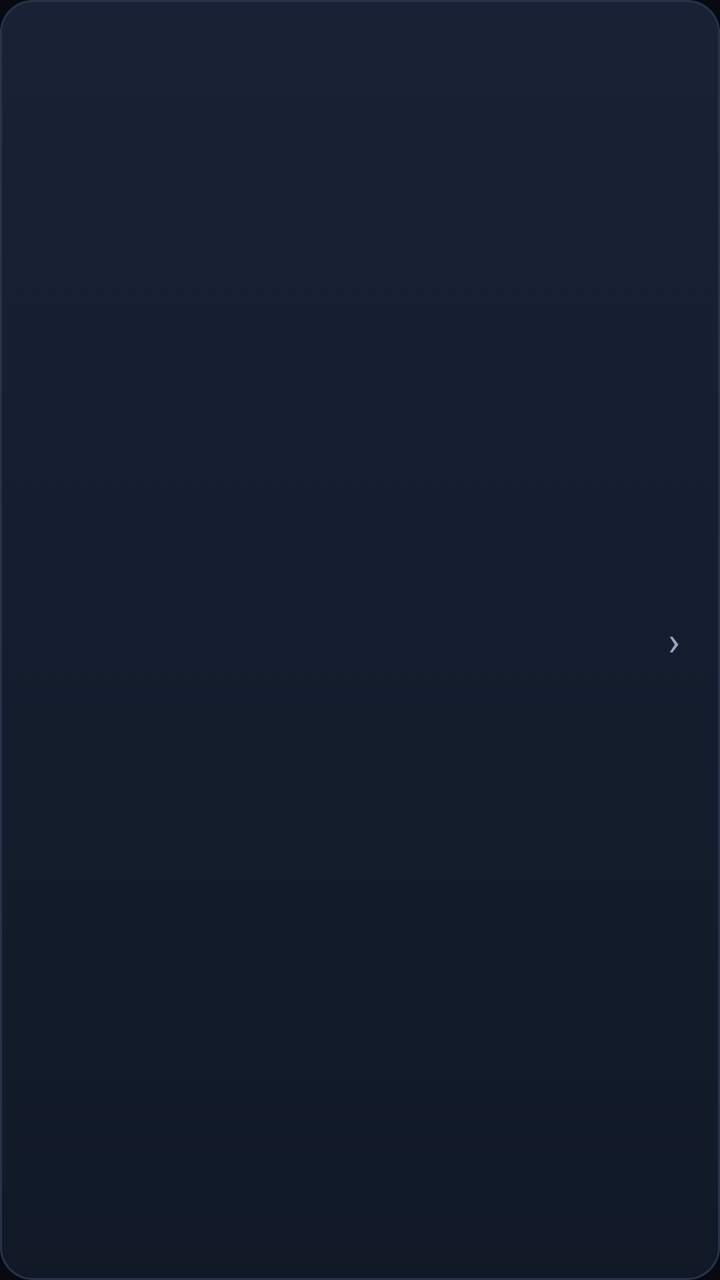
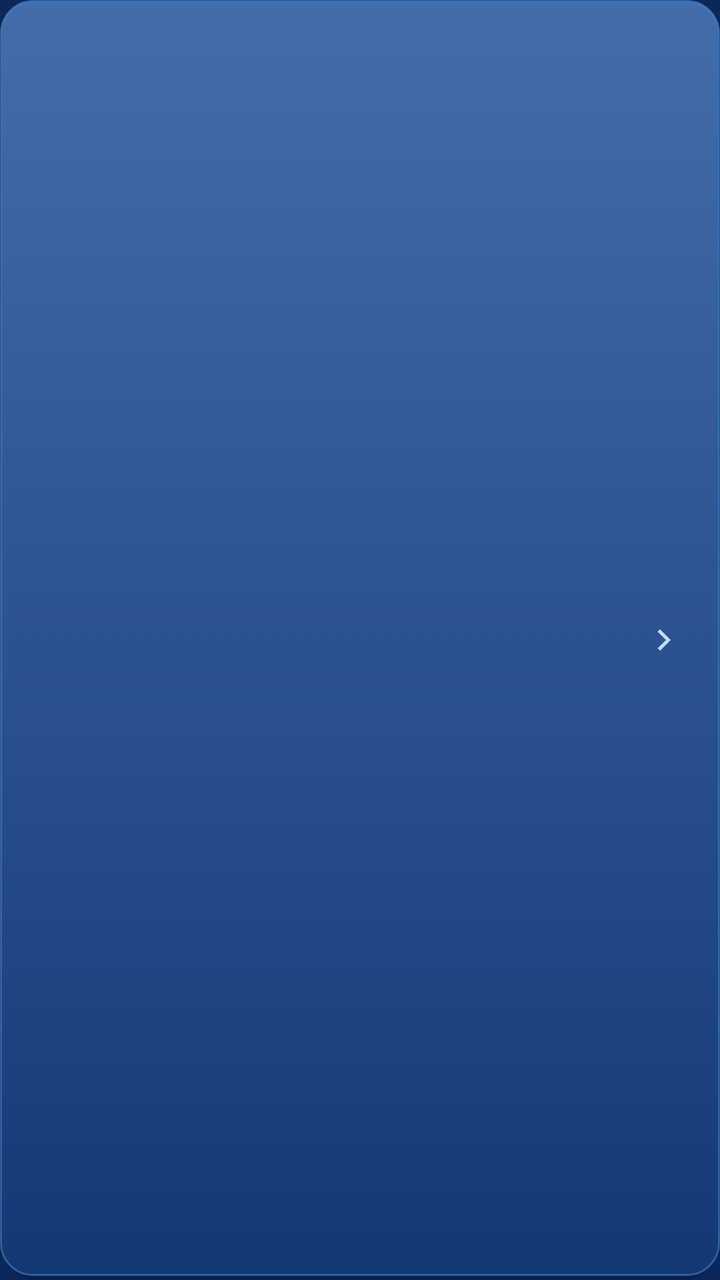

Before-and-after screenshots of an Android layout around one commit, followed by the original layout XML and the change that was made.
<!-- AndroidManifest.xml: application theme Theme.TvIptv -->
<!-- res/layout/item_setting_row.xml -->
<?xml version="1.0" encoding="utf-8"?>
<LinearLayout xmlns:android="http://schemas.android.com/apk/res/android"
    android:layout_width="match_parent"
    android:layout_height="wrap_content"
    android:layout_marginBottom="10dp"
    android:background="@drawable/bg_setting_row"
    android:clickable="true"
    android:focusable="true"
    android:gravity="center_vertical"
    android:orientation="horizontal"
    android:paddingStart="20dp"
    android:paddingTop="14dp"
    android:paddingEnd="20dp"
    android:paddingBottom="14dp">

    <LinearLayout
        android:layout_width="0dp"
        android:layout_height="wrap_content"
        android:layout_weight="1"
        android:orientation="vertical">

        <TextView
            android:id="@+id/settingTitle"
            android:layout_width="wrap_content"
            android:layout_height="wrap_content"
            android:textColor="@color/text_primary"
            android:textSize="15sp"
            android:textStyle="bold" />

        <TextView
            android:id="@+id/settingDesc"
            android:layout_width="match_parent"
            android:layout_height="wrap_content"
            android:layout_marginTop="4dp"
            android:textColor="@color/text_secondary"
            android:textSize="11sp" />
    </LinearLayout>

    <TextView
        android:id="@+id/settingValue"
        android:layout_width="wrap_content"
        android:layout_height="wrap_content"
        android:layout_marginStart="16dp"
        android:ellipsize="end"
        android:gravity="end"
        android:maxWidth="360dp"
        android:maxLines="1"
        android:textColor="#AFCBFF"
        android:textSize="14sp"
        android:textStyle="bold" />

    <TextView
        android:layout_width="wrap_content"
        android:layout_height="wrap_content"
        android:layout_marginStart="10dp"
        android:text="›"
        android:textColor="@color/text_secondary"
        android:textSize="20sp" />

</LinearLayout>
<!-- resources referenced by this layout -->
<resources>
  <color name="text_primary">#F2F6FF</color>
  <color name="text_secondary">#96A5BF</color>
  <!-- drawable bg_setting_row (drawable) -->
  <?xml version="1.0" encoding="utf-8"?>
  <selector xmlns:android="http://schemas.android.com/apk/res/android">
      <item android:state_focused="true">
          <shape android:shape="rectangle">
              <gradient
                  android:angle="270"
                  android:endColor="#1B2A45"
                  android:startColor="#263C63" />
              <stroke android:width="2dp" android:color="#8FB2FF" />
              <corners android:radius="16dp" />
          </shape>
      </item>
      <item android:state_pressed="true">
          <shape android:shape="rectangle">
              <solid android:color="#203354" />
              <stroke android:width="1dp" android:color="@color/accent" />
              <corners android:radius="16dp" />
          </shape>
      </item>
      <item>
          <shape android:shape="rectangle">
              <gradient
                  android:angle="270"
                  android:endColor="#111927"
                  android:startColor="#182234" />
              <stroke android:width="1dp" android:color="#26334A" />
              <corners android:radius="16dp" />
          </shape>
      </item>
  </selector>
  <color name="accent">#5B8DFF</color>
  <color name="bg">#070A11</color>
  <color name="text_muted">#6D7C96</color>
  <!-- drawable bg_overlay (drawable) -->
  <?xml version="1.0" encoding="utf-8"?>
  <shape xmlns:android="http://schemas.android.com/apk/res/android"
      android:shape="rectangle">
      <gradient
          android:angle="270"
          android:endColor="#E00A1020"
          android:startColor="#E61B2740"
          android:type="linear" />
      <stroke
          android:width="1dp"
          android:color="#3D5B8DFF" />
      <corners android:radius="20dp" />
  </shape>
  <!-- unchanged entries left out for length: 2 -->
</resources>

<!-- the commit's change to res/layout/item_setting_row.xml (unified diff, before → after) -->
@@ -49,12 +49,12 @@
         android:textSize="14sp"
         android:textStyle="bold" />
 
-    <TextView
-        android:layout_width="wrap_content"
-        android:layout_height="wrap_content"
+    
+    <ImageView
+        android:layout_width="16dp"
+        android:layout_height="16dp"
         android:layout_marginStart="10dp"
-        android:text="›"
-        android:textColor="@color/text_secondary"
-        android:textSize="20sp" />
+        android:contentDescription="进入"
+        android:src="@drawable/ic_flat_chevron" />
 
 </LinearLayout>
<!-- resource entries referenced after the edit -->
@@ -1,55 +1,172 @@
 <!-- resources referenced by this layout -->
 <resources>
-  <color name="text_primary">#F2F6FF</color>
-  <color name="text_secondary">#96A5BF</color>
+  <color name="text_primary">#F2F7FF</color>
+  <color name="text_secondary">#AFC6E8</color>
   <!-- drawable bg_setting_row (drawable) -->
   <?xml version="1.0" encoding="utf-8"?>
   <selector xmlns:android="http://schemas.android.com/apk/res/android">
-      <item android:state_focused="true">
+      <item android:drawable="@drawable/bg_neu_focused" android:state_focused="true" />
+      <item android:drawable="@drawable/bg_neu_pressed" android:state_pressed="true" />
+      <item android:drawable="@drawable/bg_neu_raised" />
+  </selector>
+  <!-- drawable ic_flat_chevron (drawable) -->
+  <?xml version="1.0" encoding="utf-8"?>
+  <vector xmlns:android="http://schemas.android.com/apk/res/android"
+      android:width="24dp"
+      android:height="24dp"
+      android:viewportWidth="24"
+      android:viewportHeight="24">
+      <path
+          android:fillColor="@color/icon_flat"
+          android:pathData="M9,4 L17,12 L9,20 L7.2,18.2 L13.4,12 L7.2,5.8 Z" />
+  </vector>
+  <!-- drawable bg_neu_focused (drawable) -->
+  <?xml version="1.0" encoding="utf-8"?>
+  <layer-list xmlns:android="http://schemas.android.com/apk/res/android">
+      <item android:left="1dp" android:top="2dp" android:right="1dp">
+          <shape android:shape="rectangle">
+              <solid android:color="@color/neu_shadow" />
+              <corners android:radius="17dp" />
+          </shape>
+      </item>
+      <item android:bottom="2dp">
           <shape android:shape="rectangle">
               <gradient
                   android:angle="270"
-                  android:endColor="#1B2A45"
-                  android:startColor="#263C63" />
-              <stroke android:width="2dp" android:color="#8FB2FF" />
+                  android:endColor="#D91E4C96"
+                  android:startColor="#F03A78D0"
+                  android:type="linear" />
+              <stroke android:width="2dp" android:color="@color/neu_stroke_focus" />
               <corners android:radius="16dp" />
           </shape>
       </item>
-      <item android:state_pressed="true">
+      <item
+          android:bottom="4dp"
+          android:left="2dp"
+          android:right="2dp"
+          android:top="2dp">
           <shape android:shape="rectangle">
-              <solid android:color="#203354" />
-              <stroke android:width="1dp" android:color="@color/accent" />
-              <corners android:radius="16dp" />
+              <gradient
+                  android:angle="270"
+                  android:endColor="#00FFFFFF"
+                  android:startColor="#30FFFFFF"
+                  android:type="linear" />
+              <corners android:radius="14dp" />
           </shape>
       </item>
+  </layer-list>
+  <!-- drawable bg_neu_pressed (drawable) -->
+  <?xml version="1.0" encoding="utf-8"?>
+  <layer-list xmlns:android="http://schemas.android.com/apk/res/android">
       <item>
           <shape android:shape="rectangle">
               <gradient
                   android:angle="270"
-                  android:endColor="#111927"
-                  android:startColor="#182234" />
-              <stroke android:width="1dp" android:color="#26334A" />
+                  android:endColor="#C6143876"
+                  android:startColor="#C60C2C5C"
+                  android:type="linear" />
+              <stroke android:width="1dp" android:color="#335FA8D8" />
               <corners android:radius="16dp" />
           </shape>
       </item>
-  </selector>
-  <color name="accent">#5B8DFF</color>
-  <color name="bg">#070A11</color>
-  <color name="text_muted">#6D7C96</color>
+      <item android:bottom="2dp" android:left="1dp" android:right="1dp" android:top="2dp">
+          <shape android:shape="rectangle">
+              <gradient
+                  android:angle="270"
+                  android:endColor="#0C8FB2FF"
+                  android:startColor="#33000F2C"
+                  android:type="linear" />
+              <corners android:radius="14dp" />
+          </shape>
+      </item>
+  </layer-list>
+  <!-- drawable bg_neu_raised (drawable) -->
+  <?xml version="1.0" encoding="utf-8"?>
+  <layer-list xmlns:android="http://schemas.android.com/apk/res/android">
+      <item android:left="1dp" android:top="2dp" android:right="1dp">
+          <shape android:shape="rectangle">
+              <solid android:color="@color/neu_shadow" />
+              <corners android:radius="17dp" />
+          </shape>
+      </item>
+      <item android:bottom="2dp">
+          <shape android:shape="rectangle">
+              <gradient
+                  android:angle="270"
+                  android:endColor="@color/neu_face_bottom"
+                  android:startColor="@color/neu_face_top"
+                  android:type="linear" />
+              <stroke android:width="1dp" android:color="@color/neu_stroke" />
+              <corners android:radius="16dp" />
+          </shape>
+      </item>
+      <item
+          android:bottom="3dp"
+          android:left="1dp"
+          android:right="1dp"
+          android:top="1dp">
+          <shape android:shape="rectangle">
+              <gradient
+                  android:angle="270"
+                  android:endColor="#00FFFFFF"
+                  android:startColor="@color/neu_highlight"
+                  android:type="linear" />
+              <corners android:radius="15dp" />
+          </shape>
+      </item>
+  </layer-list>
+  <color name="icon_flat">#C6D9F5</color>
+  <color name="accent">#5B9BFF</color>
+  <color name="bg">#0B2658</color>
+  <color name="text_muted">#8AA7D2</color>
+  <color name="neu_shadow">#40000F2C</color>
+  <color name="neu_stroke_focus">#CC9FC8FF</color>
+  <color name="neu_face_bottom">#D0163E7E</color>
+  <color name="neu_face_top">#E62C5EA8</color>
+  <color name="neu_stroke">#6659A6F0</color>
+  <color name="neu_highlight">#1FFFFFFF</color>
   <!-- drawable bg_overlay (drawable) -->
   <?xml version="1.0" encoding="utf-8"?>
-  <shape xmlns:android="http://schemas.android.com/apk/res/android"
-      android:shape="rectangle">
-      <gradient
-          android:angle="270"
-          android:endColor="#E00A1020"
-          android:startColor="#E61B2740"
-          android:type="linear" />
-      <stroke
-          android:width="1dp"
-          android:color="#3D5B8DFF" />
-      <corners android:radius="20dp" />
-  </shape>
+  <layer-list xmlns:android="http://schemas.android.com/apk/res/android">
+      <item android:drawable="@drawable/bg_neu_plate" />
+  </layer-list>
+  <!-- drawable bg_neu_plate (drawable) -->
+  <?xml version="1.0" encoding="utf-8"?>
+  <layer-list xmlns:android="http://schemas.android.com/apk/res/android">
+      <item android:left="2dp" android:top="3dp" android:right="2dp">
+          <shape android:shape="rectangle">
+              <solid android:color="#4D000F2C" />
+              <corners android:radius="16dp" />
+          </shape>
+      </item>
+      <item android:bottom="3dp">
+          <shape android:shape="rectangle">
+              <gradient
+                  android:angle="270"
+                  android:endColor="@color/neu_plate_bottom"
+                  android:startColor="@color/neu_plate_top"
+                  android:type="linear" />
+              <stroke android:width="1dp" android:color="@color/neu_stroke" />
+              <corners android:radius="15dp" />
+          </shape>
+      </item>
+      <item
+          android:bottom="4dp"
+          android:left="1dp"
+          android:right="1dp"
+          android:top="1dp">
+          <shape android:shape="rectangle">
+              <gradient
+                  android:angle="270"
+                  android:endColor="#00FFFFFF"
+                  android:startColor="#26FFFFFF"
+                  android:type="linear" />
+              <corners android:radius="14dp" />
+          </shape>
+      </item>
+  </layer-list>
+  <color name="neu_plate_bottom">#9E123A73</color>
+  <color name="neu_plate_top">#B3204C93</color>
   <!-- unchanged entries left out for length: 2 -->
 </resources>
 
